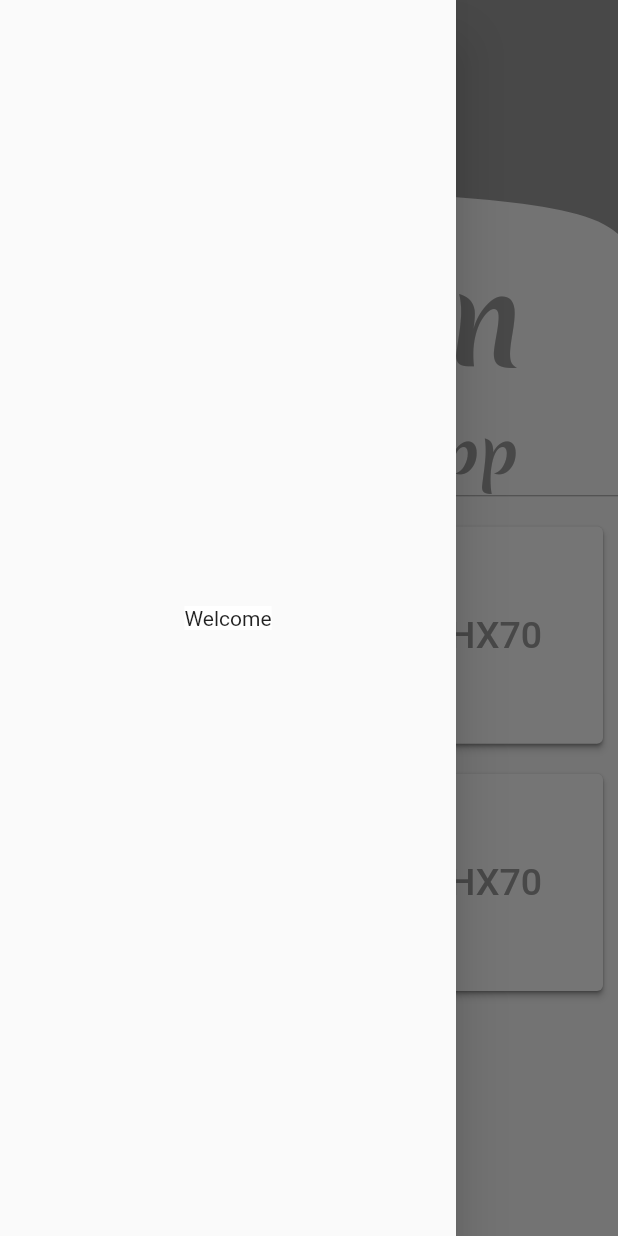
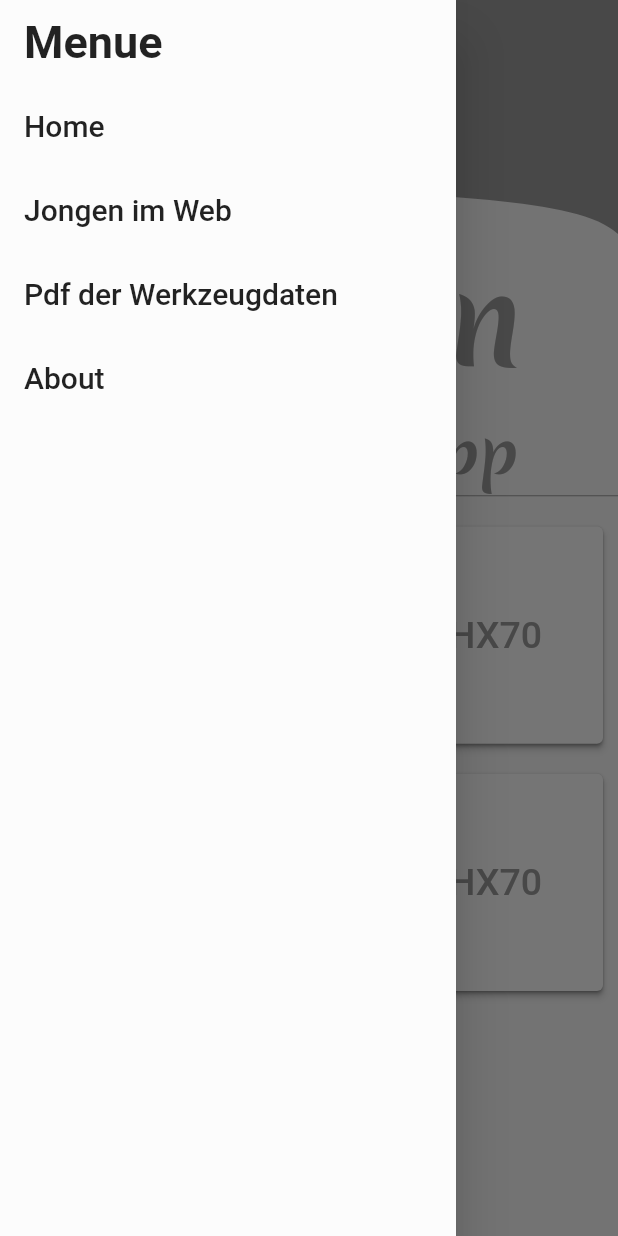
Before and after one commit to LutzHoffmann/jongen, a Flutter app: the screen it shows after launch, with the side drawer open, on a phone screen of 412 x 824 dp. Run offline on Flutter 3.47's test engine with Material 2 defaults, Android fonts, the phone set to English and light mode, and no system bars; our stand-ins replace get, pdf, printing, sqflite; missing offline and left inert: excel; accounts and stored records are empty.

Commit message:
24012021

```diff
--- a/lib/main.dart
+++ b/lib/main.dart
@@ -3,6 +3,7 @@ import 'package:get/get.dart';
 import 'package:jongen/database/read_cutpara_excel.dart';
 import 'package:jongen/logic/index_set_provider%20.dart';
 import 'package:jongen/logic/material_choise_provider.dart';
+import 'package:jongen/screens/about_screen.dart';
 import 'package:jongen/screens/resharp_pdf.dart';
 import './models/grid_provider.dart';
 import './logic/get_arguments_provoider.dart';
@@ -45,6 +46,10 @@ void main() {
               name: '/resharp_pdf',
               page: () => ResharpPdf(),
               transition: Transition.zoom),
+          GetPage(
+              name: '/aboutscreen',
+              page: () => AboutScreen(),
+              transition: Transition.zoom),
         ],
       )));
   ReadGeoExcel().loadExcel();
--- a/lib/widgets/main_drawer.dart
+++ b/lib/widgets/main_drawer.dart
@@ -1,18 +1,70 @@
 import 'package:flutter/material.dart';
+import 'dart:async';
+import 'package:get/get.dart';
+import 'package:url_launcher/url_launcher.dart';
 
 class MainDrawer extends StatelessWidget {
   @override
   Widget build(BuildContext context) {
-    return Drawer(
-      child: Column(
-        mainAxisAlignment: MainAxisAlignment.spaceEvenly,
-        children: [
-          Container(
-            color: Colors.white,
-            child: Text('Welcome'),
+    return SafeArea(
+      child: Drawer(
+        child: Container(
+          color: Colors.white.withOpacity(0.3),
+          child: Column(
+            mainAxisAlignment: MainAxisAlignment.start,
+            children: [
+              ListTile(
+                title: Text(
+                  'Menue',
+                  style: TextStyle(fontSize: 30, fontWeight: FontWeight.bold),
+                ),
+              ),
+              ListTile(
+                title: InkResponse(
+                  onTap: () => {Get.toNamed('/')},
+                  child: Text(
+                    'Home',
+                    style: TextStyle(fontSize: 20),
+                  ),
+                ),
+              ),
+              ListTile(
+                title: InkResponse(
+                  onTap: () => {_launchURL('https://www.jongen.de')},
+                  child: Text('Jongen im Web', style: TextStyle(fontSize: 20)),
+                ),
+              ),
+              ListTile(
+                title: InkResponse(
+                  onTap: () => {
+                    _launchURL(
+                        'https://www.jongen.de/out/Download/VHM/VHM%20417+418/VHM%20417+418_de2016.pdf')
+                  },
+                  child: Text('Pdf der Werkzeugdaten',
+                      style: TextStyle(fontSize: 20)),
+                ),
+              ),
+              ListTile(
+                title: InkResponse(
+                  onTap: () => {Get.toNamed('aboutscreen')},
+                  child: Text('About', style: TextStyle(fontSize: 20)),
+                ),
+              ),
+            ],
           ),
-        ],
+        ),
       ),
     );
   }
+
+  _launchURL(String urlDyn) async {
+    final url = urlDyn;
+    if (await canLaunch(
+      url,
+    )) {
+      await launch(url, forceSafariVC: true, forceWebView: true);
+    } else {
+      throw 'Could not launch $url';
+    }
+  }
 }
--- a/pubspec.yaml
+++ b/pubspec.yaml
@@ -30,6 +30,7 @@ dependencies:
   provider: ^3.0.0
   pdf: ^2.0.0
   printing: ^4.0.0
+  url_launcher: ^5.7.10
 
 
   # The following adds the Cupertino Icons font to your application.
```
Also changed, not shown: lib/screens/about_screen.dart (added, +60 -0 lines), lib/widgets/about_text.dart (added, +94 -0 lines), pubspec.lock, 1 other file.
